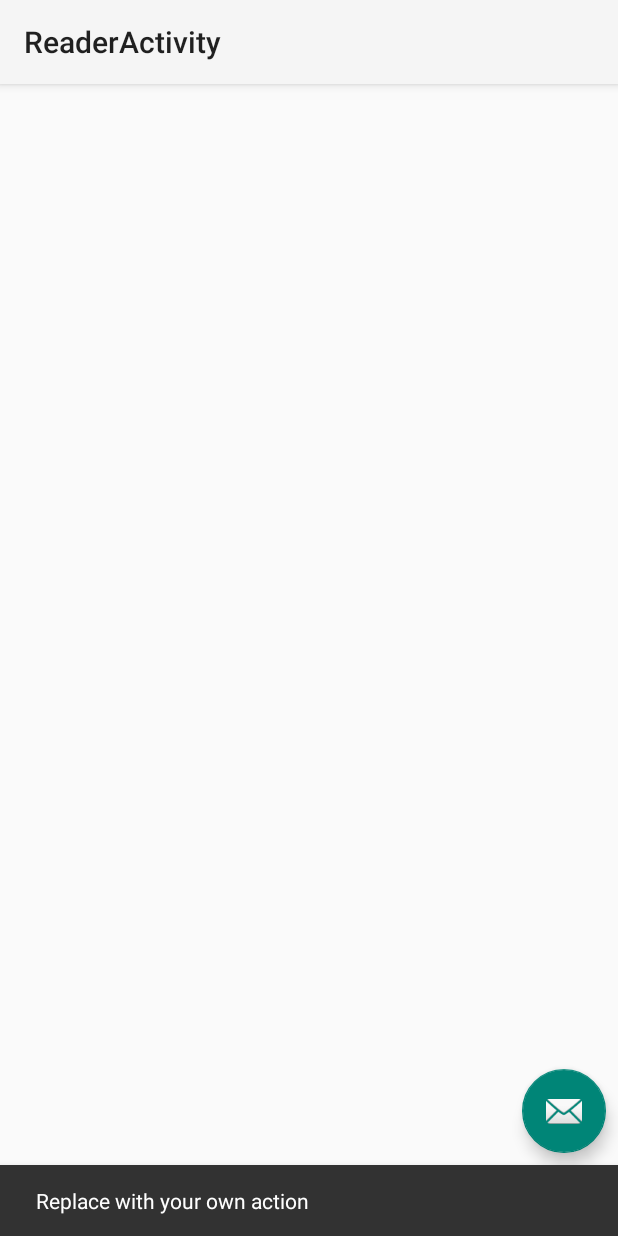
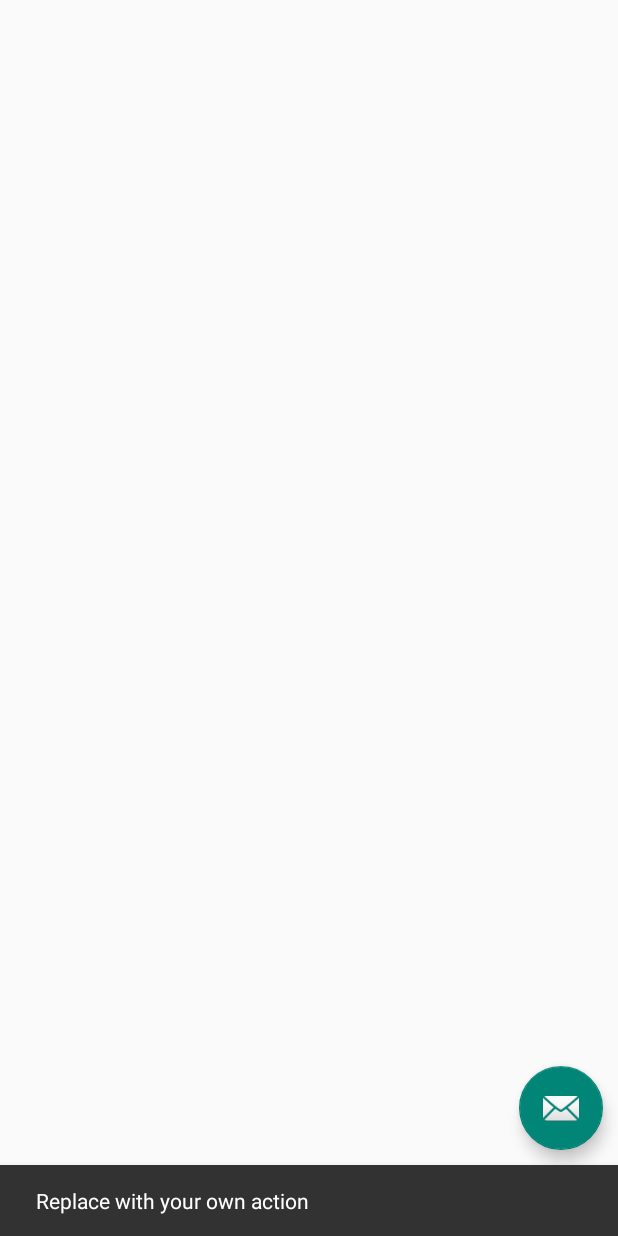
Before and after one commit to Firoj264/MyE_card, an Android app: the ReaderActivity screen opened directly, with no data from a screen before it, after a tap on "TODO", on a phone screen of 412 x 824 dp. Run offline under Robolectric (Android 15) with nearby library versions, the light colour scheme and no system bars; Roboto replaces fonts that are not available here.

Commit message:
value change
This is an Android App

```diff
--- a/app/build.gradle
+++ b/app/build.gradle
@@ -9,7 +9,7 @@ android {
 
     defaultConfig {
         applicationId "com.example.digitalcardscanner"
-        minSdkVersion 16
+        minSdkVersion 24
         targetSdkVersion 31
         versionCode 1
         versionName "1.0"
--- a/app/src/main/java/com/example/digitalvisitingcard/ActualContact.java
+++ b/app/src/main/java/com/example/digitalvisitingcard/ActualContact.java
@@ -30,8 +30,6 @@ public class ActualContact extends AppCompatActivity {
     protected void onCreate(Bundle savedInstanceState) {
         super.onCreate(savedInstanceState);
         setContentView(R.layout.activity_actual_contact);
-        Toolbar toolbar = (Toolbar) findViewById(R.id.toolbar);
-        setSupportActionBar(toolbar);
         int Value = 0;
         DBHelper mydb = new DBHelper(this);
         Bundle extras = getIntent().getExtras();
--- a/app/src/main/java/com/example/digitalvisitingcard/DisplayContacts.java
+++ b/app/src/main/java/com/example/digitalvisitingcard/DisplayContacts.java
@@ -93,8 +93,6 @@ public class DisplayContacts extends AppCompatActivity {
             //place.setFocusable(false);
             //place.setClickable(false);
         }
-        Toolbar toolbar = (Toolbar) findViewById(R.id.toolbar);
-        setSupportActionBar(toolbar);
 
         FloatingActionButton fab = (FloatingActionButton) findViewById(R.id.fab);
         fab.setOnClickListener(new View.OnClickListener() {
--- a/app/src/main/java/com/example/digitalvisitingcard/ReaderActivity.java
+++ b/app/src/main/java/com/example/digitalvisitingcard/ReaderActivity.java
@@ -17,8 +17,6 @@ public class ReaderActivity extends AppCompatActivity {
         super.onCreate(savedInstanceState);
         setContentView(R.layout.activity_reader);
 
-        Toolbar toolbar = (Toolbar) findViewById(R.id.toolbar);
-        setSupportActionBar(toolbar);
         FloatingActionButton fab = (FloatingActionButton) findViewById(R.id.fab);
         fab.setOnClickListener(new View.OnClickListener() {
             @Override
--- a/app/src/main/res/layout/activity_reader.xml
+++ b/app/src/main/res/layout/activity_reader.xml
@@ -5,19 +5,8 @@
     android:layout_width="match_parent"
     android:layout_height="match_parent"
     android:fitsSystemWindows="true"
-    tools:context=".ReaderActivity">
+    tools:context="com.example.digitalvisitingcard.ReaderActivity">
 
-    <com.google.android.material.appbar.AppBarLayout
-        android:layout_width="match_parent"
-        android:layout_height="wrap_content"
-        android:theme="@style/AppTheme.AppBarOverlay">
-        <androidx.appcompat.widget.Toolbar
-            android:id="@+id/toolbar"
-            android:layout_width="match_parent"
-            android:layout_height="?android:attr/actionBarSize"
-            android:background="?attr/colorPrimary"
-            app:popupTheme="@style/AppTheme.PopupOverlay" />
-    </com.google.android.material.appbar.AppBarLayout>
 
     <include layout="@layout/content_reader" />
 
@@ -26,7 +15,7 @@
         android:layout_width="wrap_content"
         android:layout_height="wrap_content"
         android:layout_gravity="bottom|end"
-        android:layout_margin="@dimen/fab_margin"
+        android:layout_margin="10dp"
         android:contentDescription="@string/todo"
         app:srcCompat="@android:drawable/ic_dialog_email" />
 
```
